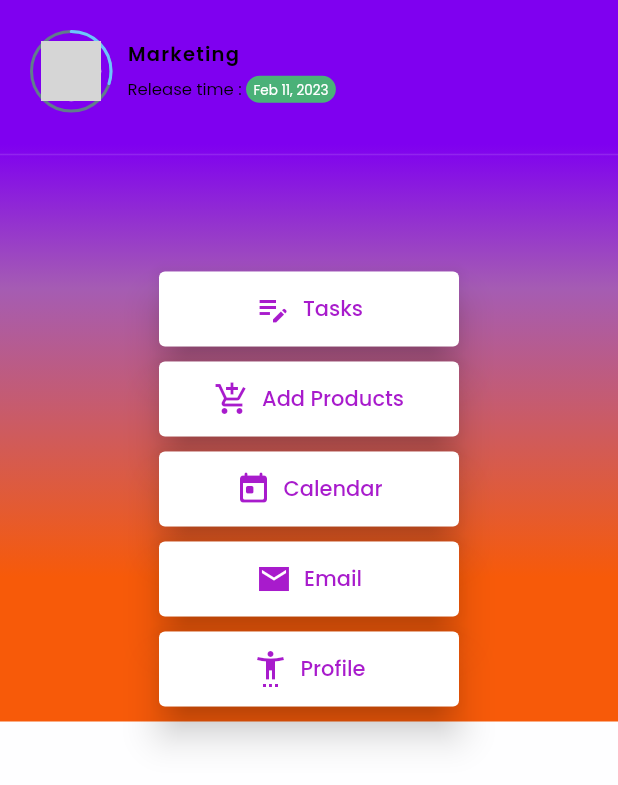
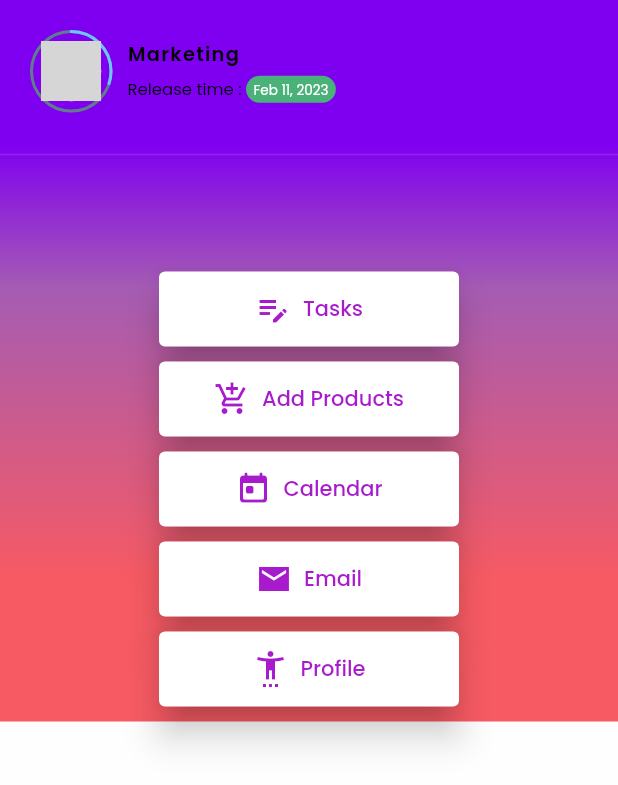
Before and after one commit to IMhat/PanelControl-Smiley, a Flutter app: the _Sidebar widget shown alone on an empty page, opened directly with sample values from the repository, on a phone screen of 412 x 824 dp. Shown: the top 785 px of the screen. Run offline on Flutter 3.47's test engine with Material 2 defaults, Android fonts, the phone set to English and light mode, and no system bars; drawn by our look-alikes of percent_indicator; our stand-ins replace eva_icons_flutter, flutter_svg, get; network calls fail; grey boxes are pictures that could not be loaded.

Commit message:
prueba 2

```diff
--- a/lib/app/features/dashboard/views/components/sidebar.dart
+++ b/lib/app/features/dashboard/views/components/sidebar.dart
@@ -25,7 +25,7 @@ class _Sidebar extends StatelessWidget {
               colors: [
             (Color(0xff7F00F0)),
             Color.fromARGB(255, 165, 92, 179),
-            Color.fromARGB(255, 247, 90, 9)
+            Color.fromARGB(255, 247, 90, 99)
           ])),
       child: SingleChildScrollView(
         controller: ScrollController(),
```
